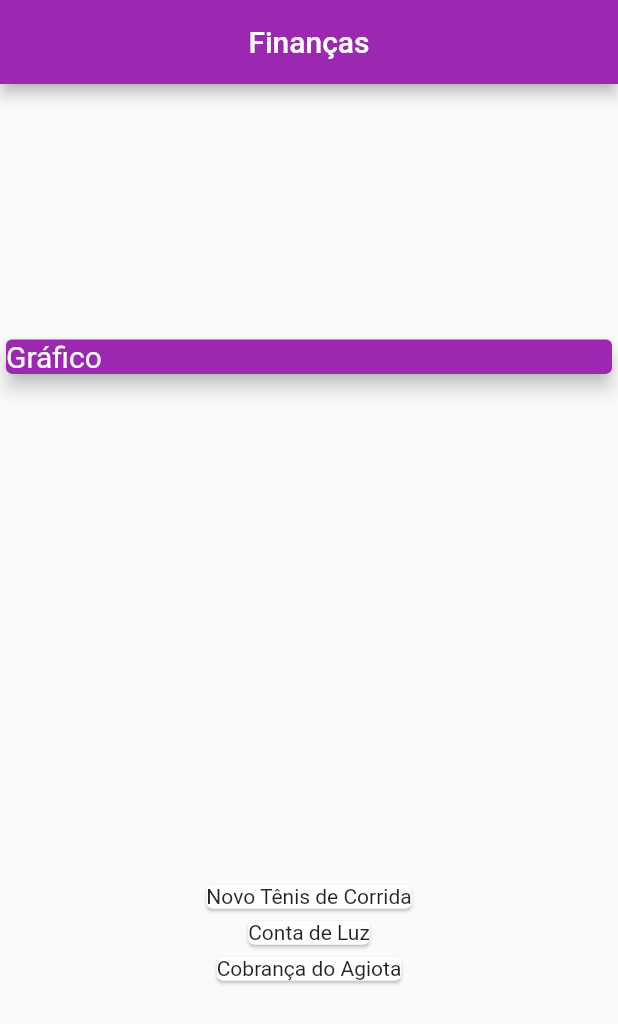
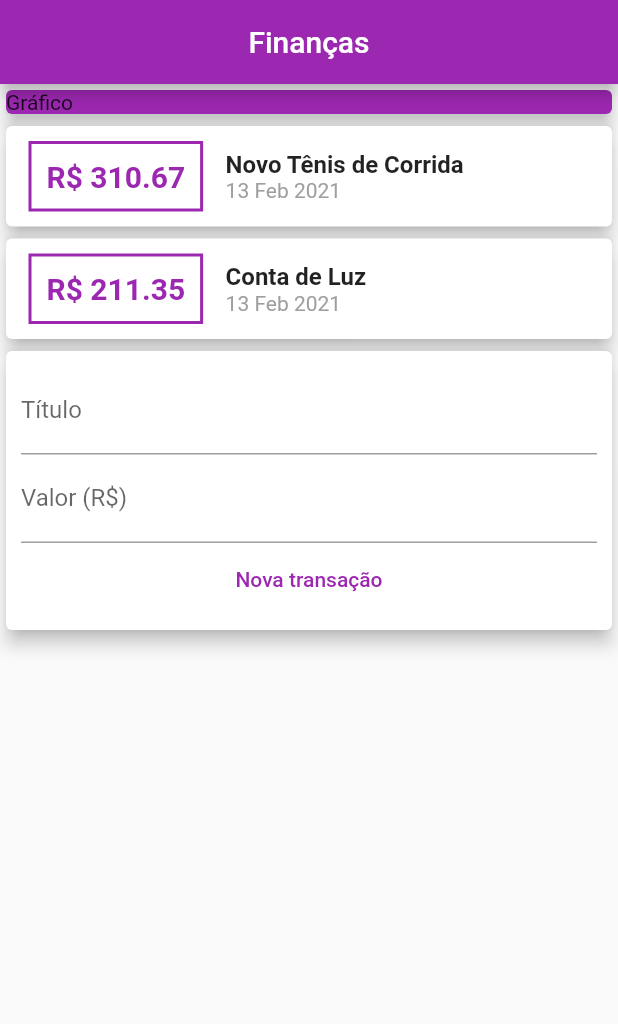
Before and after one commit to ismaelpedro/financas-App, a Flutter app: the screen it shows after launch, on a phone screen of 412 x 824 dp. Shown: the top 1024 px of the screen. Run offline on Flutter 3.47's test engine with Material 2 defaults, Android fonts, the phone set to English and light mode, and no system bars.

Commit message:
Criando text field, e flat button

```diff
--- a/lib/main.dart
+++ b/lib/main.dart
@@ -1,5 +1,6 @@
 import 'package:expenses/models/transaction.dart';
 import 'package:flutter/material.dart';
+import 'package:intl/intl.dart';
 
 main() => runApp(ExpensesApp());
 
@@ -7,12 +8,16 @@ class ExpensesApp extends StatelessWidget {
   @override
   Widget build(BuildContext context) {
     return MaterialApp(
+      debugShowCheckedModeBanner: false,
       home: MyHomePage(),
     );
   }
 }
 
 class MyHomePage extends StatelessWidget {
+  final titleController = TextEditingController();
+  final valueController = TextEditingController();
+
   final _transactions = [
     Transaction(
       id: 1,
@@ -26,12 +31,6 @@ class MyHomePage extends StatelessWidget {
       value: 211.35,
       date: DateTime.now(),
     ),
-    Transaction(
-      id: 3,
-      title: 'Cobrança do Agiota',
-      value: 677.87,
-      date: DateTime.now(),
-    ),
   ];
 
   @override
@@ -43,18 +42,11 @@ class MyHomePage extends StatelessWidget {
         backgroundColor: Colors.purple,
       ),
       body: Column(
-        mainAxisAlignment: MainAxisAlignment.spaceAround,
         crossAxisAlignment: CrossAxisAlignment.stretch,
         children: <Widget>[
           Container(
             child: Card(
-              child: Text(
-                'Gráfico',
-                style: TextStyle(
-                  color: Colors.white,
-                  fontSize: 20,
-                ),
-              ),
+              child: Text('Gráfico'),
               elevation: 5,
               color: Colors.purple,
             ),
@@ -62,9 +54,86 @@ class MyHomePage extends StatelessWidget {
           Column(
             children: _transactions.map((tr) {
               return Card(
-                child: Text(tr.title),
+                elevation: 5,
+                child: Row(
+                  children: <Widget>[
+                    Container(
+                      margin: EdgeInsets.symmetric(
+                        horizontal: 15,
+                        vertical: 10,
+                      ),
+                      decoration: BoxDecoration(
+                          border: Border.all(
+                        color: Colors.purple,
+                        width: 2,
+                      )),
+                      padding: EdgeInsets.all(10),
+                      child: Text(
+                        'R\$ ${tr.value.toStringAsFixed(2)}',
+                        style: TextStyle(
+                          fontWeight: FontWeight.bold,
+                          fontSize: 20,
+                          color: Colors.purple,
+                        ),
+                      ),
+                    ),
+                    Column(
+                      crossAxisAlignment: CrossAxisAlignment.start,
+                      children: [
+                        Text(
+                          tr.title,
+                          style: TextStyle(
+                            fontSize: 16,
+                            fontWeight: FontWeight.bold,
+                          ),
+                        ),
+                        Text(
+                          DateFormat('d MMM y').format(tr.date),
+                          style: TextStyle(
+                            color: Colors.grey,
+                          ),
+                        ),
+                      ],
+                    ),
+                  ],
+                ),
               );
             }).toList(),
+          ),
+          Card(
+            elevation: 5,
+            child: Padding(
+              padding: const EdgeInsets.all(10),
+              child: Column(
+                children: [
+                  TextField(
+                    controller: titleController,
+                    decoration: InputDecoration(
+                      labelText: 'Título',
+                    ),
+                  ),
+                  TextField(
+                    controller: valueController,
+                    decoration: InputDecoration(
+                      labelText: 'Valor (R\$)',
+                    ),
+                  ),
+                  Row(
+                    mainAxisAlignment: MainAxisAlignment.center,
+                    children: [
+                      FlatButton(
+                        child: Text('Nova transação'),
+                        textColor: Colors.purple,
+                        onPressed: () {
+                          print(titleController.text);
+                          print(valueController.text);
+                        },
+                      ),
+                    ],
+                  )
+                ],
+              ),
+            ),
           ),
         ],
       ),
--- a/pubspec.yaml
+++ b/pubspec.yaml
@@ -18,12 +18,12 @@ publish_to: 'none' # Remove this line if you wish to publish to pub.dev
 version: 1.0.0+1
 
 environment:
-  sdk: ">=2.7.0 <3.0.0"
+  sdk: '>=2.7.0 <3.0.0'
 
 dependencies:
   flutter:
     sdk: flutter
-
+  intl: ^0.16.1
 
   # The following adds the Cupertino Icons font to your application.
   # Use with the CupertinoIcons class for iOS style icons.
@@ -38,7 +38,6 @@ dev_dependencies:
 
 # The following section is specific to Flutter.
 flutter:
-
   # The following line ensures that the Material Icons font is
   # included with your application, so that you can use the icons in
   # the material Icons class.
```
Also changed, not shown: pubspec.lock.
